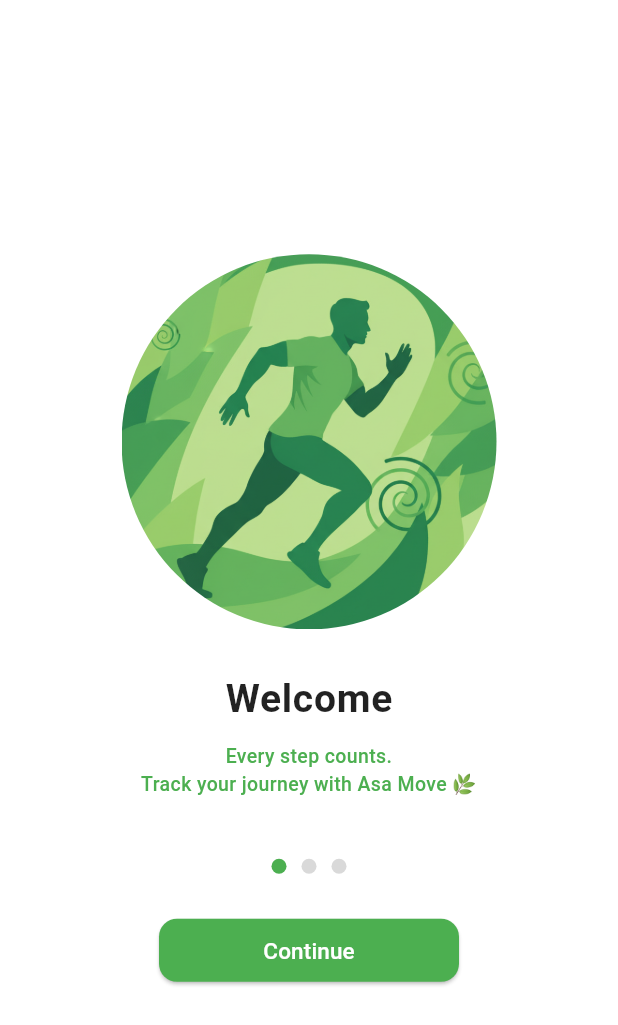
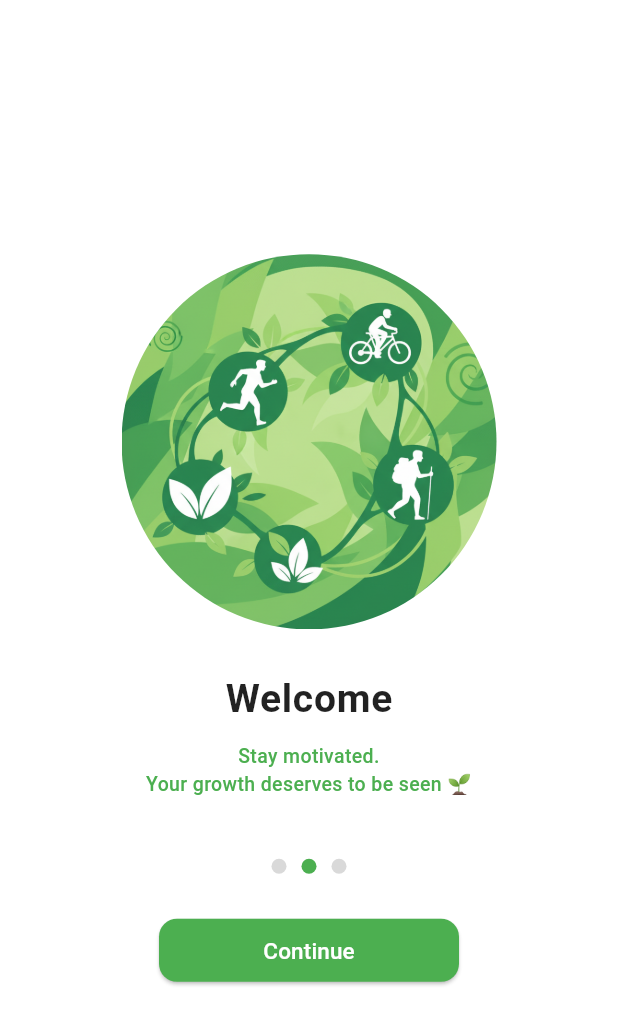
Before and after one commit to rismanitalst/KB1179-1123150058-uts, a Flutter app: the screen it shows after launch, after a tap on "Continue", on a phone screen of 412 x 824 dp. Shown: the top 1025 px of the screen. Run offline on Flutter 3.47's test engine with Material 3 defaults, Android fonts, the phone set to English and light mode, and no system bars.

Commit message:
splash2: copas n modify codes from splash1 + update routes

```diff
--- a/lib/main.dart
+++ b/lib/main.dart
@@ -1,5 +1,7 @@
 import 'package:flutter/material.dart';
 import 'package:uts_flutter/screen/splash_screen_1.dart';
+import 'package:uts_flutter/screen/splash_screen_2.dart';
+
 
 
 void main() {
@@ -19,8 +21,9 @@
         colorScheme: ColorScheme.fromSeed(seedColor: Colors.green),
       ),
       home: const SplashScreen1(),
-
-
+      routes: {
+        '/splash2': (context) => const SplashScreen2(),
+      },
     );
   }
 }
--- a/lib/screen/splash_screen_1.dart
+++ b/lib/screen/splash_screen_1.dart
@@ -1,4 +1,5 @@
 import 'package:flutter/material.dart';
+
 
 class SplashScreen1 extends StatelessWidget {
   const SplashScreen1({super.key});
--- a/lib/screen/splash_screen_2.dart
+++ b/lib/screen/splash_screen_2.dart
@@ -0,0 +1,84 @@
+import 'package:flutter/material.dart';
+
+class SplashScreen2 extends StatelessWidget {
+  const SplashScreen2({super.key});
+
+  @override
+  Widget build(BuildContext context) {
+    return Scaffold(
+      backgroundColor: Colors.white,
+      body: Center(
+        child: Column(
+          mainAxisAlignment: MainAxisAlignment.center,
+          children: [
+            Container(
+              width: 250,
+              height: 250,
+              decoration: const BoxDecoration(
+                shape: BoxShape.circle,
+                image: DecorationImage(
+                  image: AssetImage("assets/images/splash2.png"),
+                  fit: BoxFit.cover,
+                ),
+              ),
+            ),
+            const SizedBox(height: 28),
+            const Text(
+              "Welcome",
+              style: TextStyle(
+                fontSize: 26,
+                fontWeight: FontWeight.w600,
+                letterSpacing: 0.5,
+                color: Colors.black87,
+              ),
+            ),
+            const SizedBox(height: 10),
+            const Text(
+              "Stay motivated.\nYour growth deserves to be seen 🌱",
+              textAlign: TextAlign.center,
+              style: TextStyle(
+                fontSize: 13,
+                color: Colors.green,
+                fontWeight: FontWeight.w500,
+              ),
+            ),
+            const SizedBox(height: 40),
+            Row(
+              mainAxisAlignment: MainAxisAlignment.center,
+              children: [
+                Container(width: 10, height: 10, decoration: const BoxDecoration(shape: BoxShape.circle, color: Color(0xFFD9D9D9))),
+                const SizedBox(width: 10),
+                Container(width: 10, height: 10, decoration: const BoxDecoration(shape: BoxShape.circle, color: Colors.green)),
+                const SizedBox(width: 10),
+                Container(width: 10, height: 10, decoration: const BoxDecoration(shape: BoxShape.circle, color: Color(0xFFD9D9D9))),
+              ],
+            ),
+            const SizedBox(height: 30),
+            Container(
+              margin: const EdgeInsets.symmetric(horizontal: 40),
+              child: SizedBox(
+                height: 42,
+                width: 200,
+                child: ElevatedButton(
+                  onPressed: () {
+                    Navigator.pushNamed(context, '/splash3');
+                  },
+                  style: ElevatedButton.styleFrom(
+                    backgroundColor: Colors.green,
+                    shape: RoundedRectangleBorder(
+                      borderRadius: BorderRadius.circular(12),
+                    ),
+                  ),
+                  child: const Text(
+                    "Continue",
+                    style: TextStyle(fontSize: 15, color: Colors.white),
+                  ),
+                ),
+              ),
+            ),
+          ],
+        ),
+      ),
+    );
+  }
+}
```
